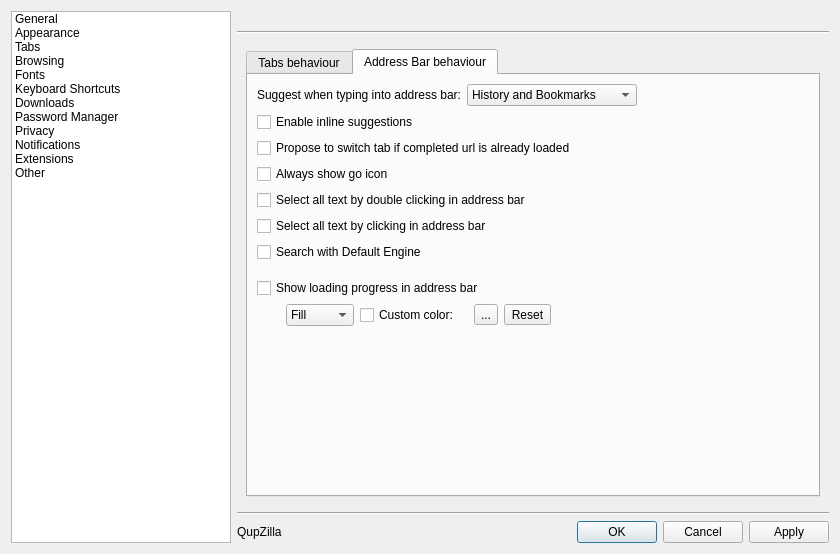
This is src/lib/preferences/preferences.ui in QupZilla/qupzilla as Qt 5 draws it before an edit. The edited form follows.
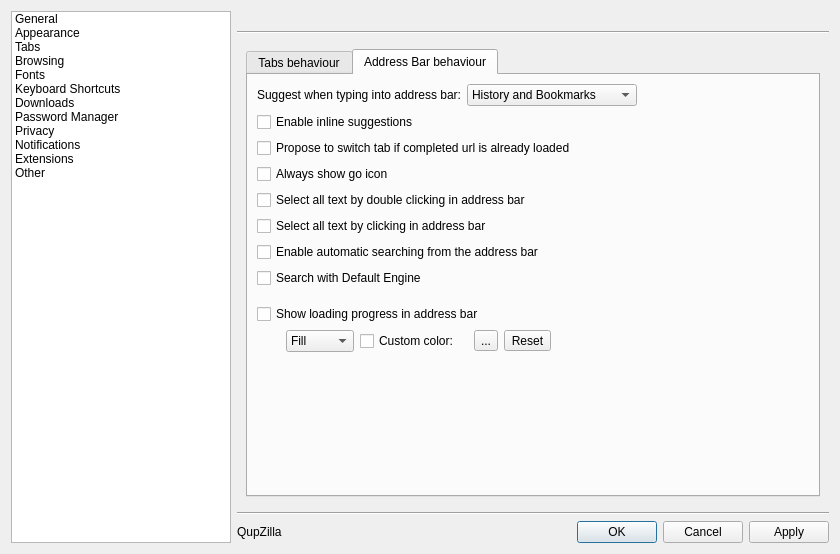
This is the edited form. The open tabs and pages were chosen to show the change. Custom widgets are drawn as their Qt base class.

Commit message:
Make automatic searching from the address bar optional
Some users (like me) really don't like it when their typos get sent to a
search engine without asking.

```diff
--- a/src/lib/preferences/preferences.ui
+++ b/src/lib/preferences/preferences.ui
@@ -140,8 +140,8 @@
        <rect>
         <x>0</x>
         <y>0</y>
-        <width>582</width>
-        <height>489</height>
+        <width>596</width>
+        <height>468</height>
        </rect>
       </property>
       <layout class="QVBoxLayout" name="verticalLayout_4">
@@ -890,6 +890,13 @@
                  </property>
                 </widget>
                </item>
+               <item>
+                <widget class="QCheckBox" name="searchFromAddressBar">
+                 <property name="text">
+                  <string>Enable automatic searching from the address bar</string>
+                 </property>
+                </widget>
+               </item>
                <item>
                 <widget class="QCheckBox" name="searchWithDefaultEngine">
                  <property name="text">
```
The commit also changes 6 other files.
